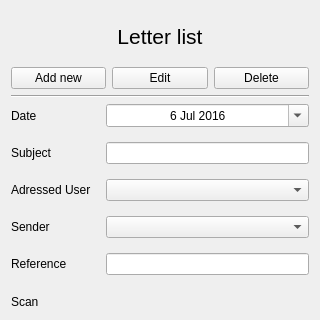
Old version of the form MyQtness/ui/letter_form.ui in the repository MazeFX/pat; both pictures show x 0 to 320 and y 0 to 320 of the 320 by 559 pixel window.
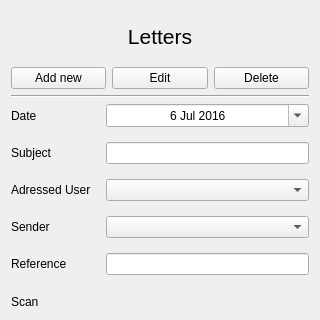
New version of the form. Custom widgets are drawn as their Qt base class.

What changed in the file:
```diff
--- a/MyQtness/ui/letter_form.ui
+++ b/MyQtness/ui/letter_form.ui
@@ -37,7 +37,7 @@
       </font>
      </property>
      <property name="text">
-      <string>Letter list</string>
+      <string>Letters</string>
      </property>
      <property name="alignment">
       <set>Qt::AlignCenter</set>
```
Left out of the diff: 2 changed lines with no effect on the pictures.
